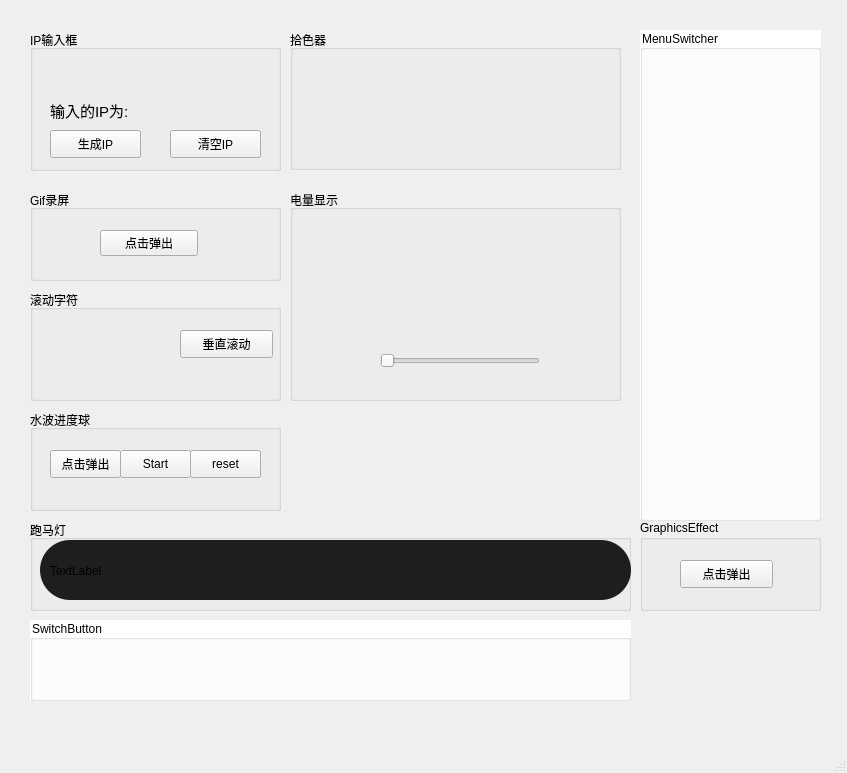
Before: the Qt Designer form mainwindow.ui in TURIING/QtDemo, drawn with Qt 5.
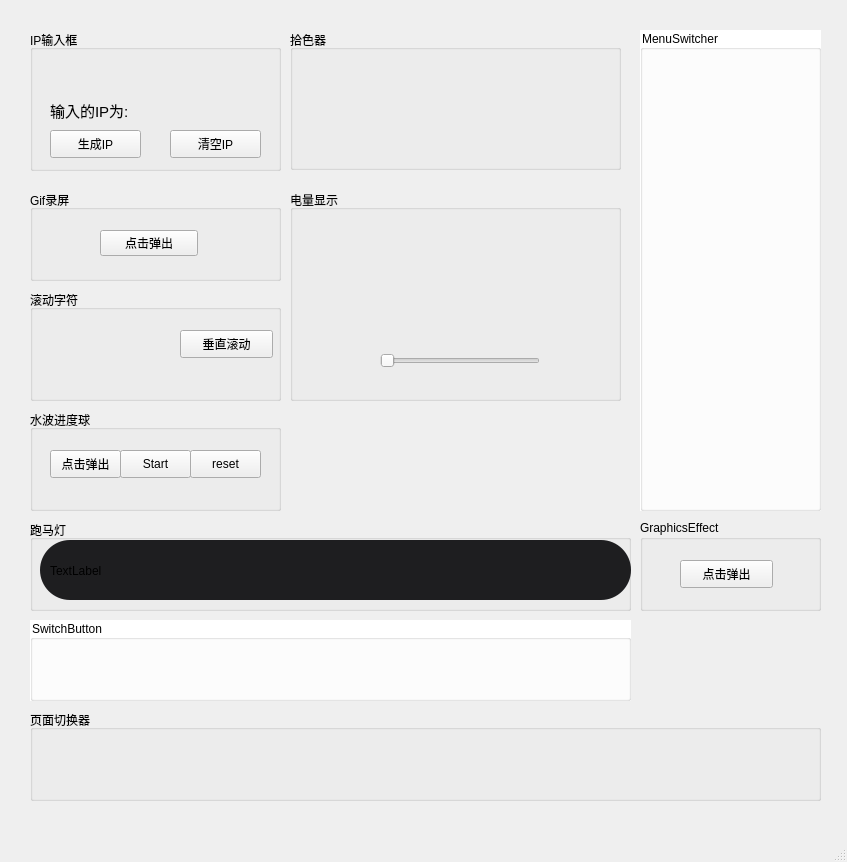
After: the same form once the commit is applied. Custom widgets are drawn as their Qt base class.

Commit message: feat: 实现页面切换器

What changed in the file:
```diff
--- a/mainwindow.ui
+++ b/mainwindow.ui
@@ -7,7 +7,7 @@
     <x>0</x>
     <y>0</y>
     <width>847</width>
-    <height>773</height>
+    <height>862</height>
    </rect>
   </property>
   <property name="windowTitle">
@@ -450,7 +450,7 @@
       <x>640</x>
       <y>30</y>
       <width>181</width>
-      <height>491</height>
+      <height>481</height>
      </rect>
     </property>
     <property name="styleSheet">
@@ -467,7 +467,7 @@
        <x>40</x>
        <y>20</y>
        <width>101</width>
-       <height>461</height>
+       <height>451</height>
       </rect>
      </property>
     </widget>
@@ -498,6 +498,32 @@
      </property>
     </widget>
    </widget>
+   <widget class="QGroupBox" name="groupBox_11">
+    <property name="geometry">
+     <rect>
+      <x>30</x>
+      <y>710</y>
+      <width>791</width>
+      <height>91</height>
+     </rect>
+    </property>
+    <property name="styleSheet">
+     <string notr="true"/>
+    </property>
+    <property name="title">
+     <string>页面切换器</string>
+    </property>
+    <widget class="PageSwitcher" name="widgetPageSwitcher" native="true">
+     <property name="geometry">
+      <rect>
+       <x>30</x>
+       <y>20</y>
+       <width>731</width>
+       <height>61</height>
+      </rect>
+     </property>
+    </widget>
+   </widget>
   </widget>
   <widget class="QMenuBar" name="menubar">
    <property name="geometry">
@@ -553,6 +579,12 @@
    <header>MenuSwitcher.h</header>
    <container>1</container>
   </customwidget>
+  <customwidget>
+   <class>PageSwitcher</class>
+   <extends>QWidget</extends>
+   <header>PageSwitcher.h</header>
+   <container>1</container>
+  </customwidget>
  </customwidgets>
  <resources/>
  <connections/>
```
The commit also changes 7 other files.
